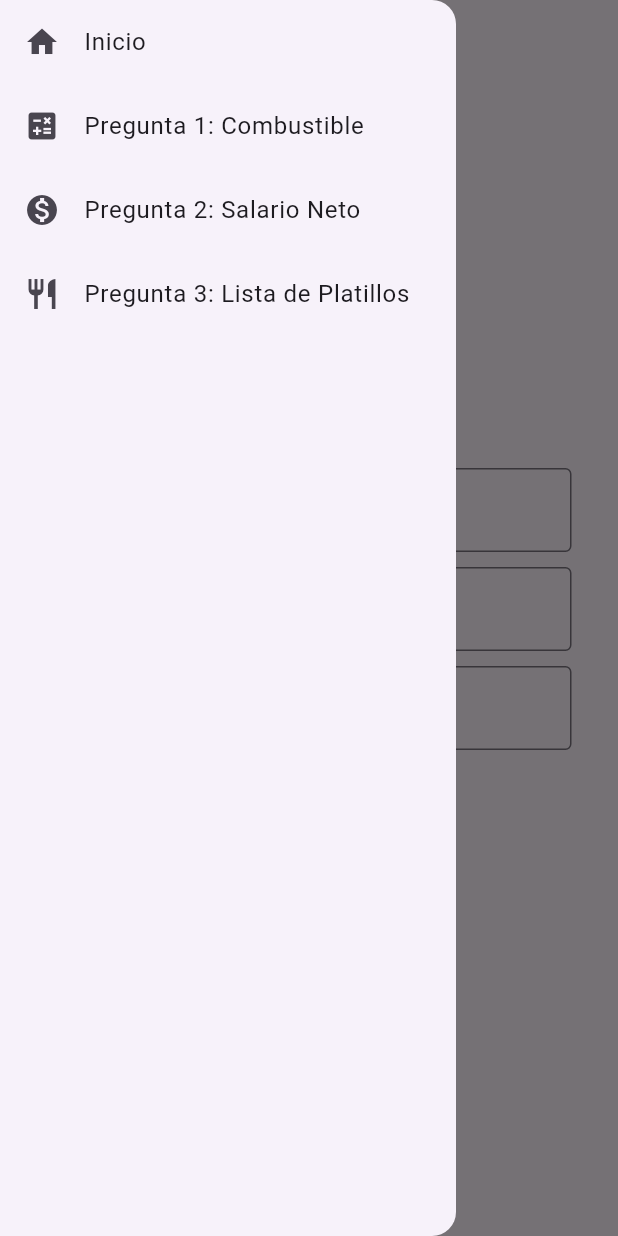
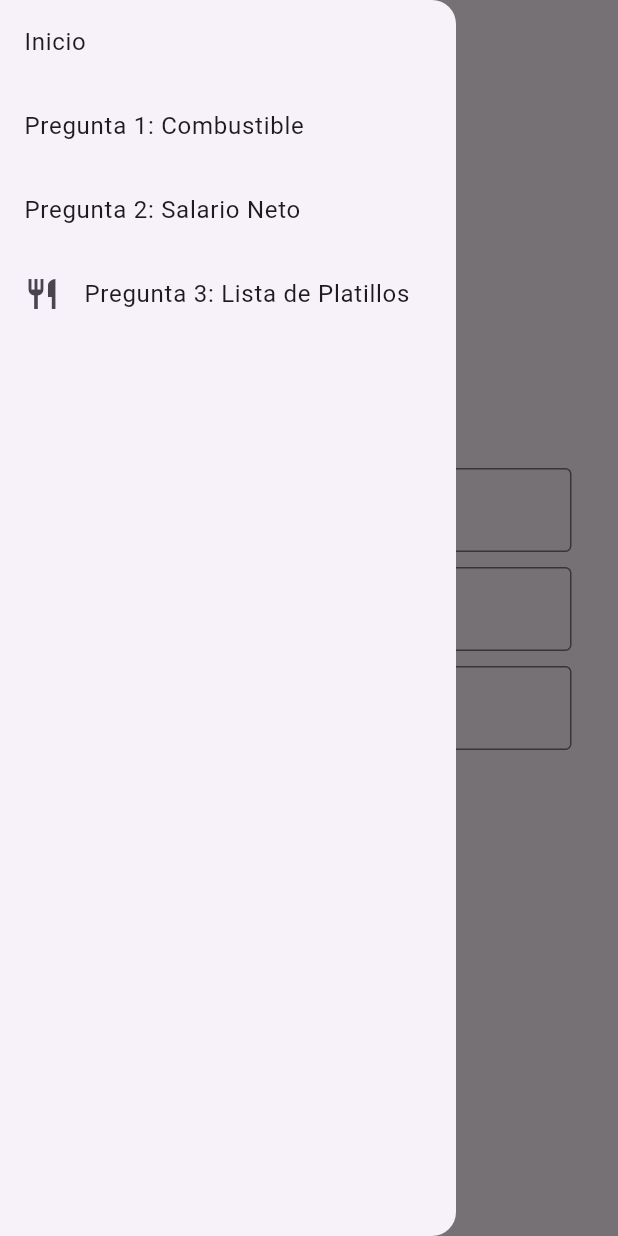
Before and after one commit to EduTama123/Prueba1MovilesIII, a Flutter app: the Pagina1 screen opened directly, with the side drawer open, on a phone screen of 412 x 824 dp. Run offline on Flutter 3.47's test engine with Material 3 defaults, Android fonts, the phone set to English and light mode, and no system bars; network calls fail.

```diff
--- a/lib/navigations/Navegador.dart
+++ b/lib/navigations/Navegador.dart
@@ -12,12 +12,10 @@ class MiDrawer extends StatelessWidget {
       child: ListView(
         children: [
           ListTile(
-            leading: const Icon(Icons.home),
             title: const Text("Inicio"),
             onTap: () => Navigator.pop(context),
           ),
           ListTile(
-            leading: const Icon(Icons.calculate),
             title: const Text("Pregunta 1: Combustible"),
             onTap: () => Navigator.push(
               context,
@@ -25,7 +23,6 @@ class MiDrawer extends StatelessWidget {
             ),
           ),
           ListTile(
-            leading: const Icon(Icons.monetization_on),
             title: const Text("Pregunta 2: Salario Neto"),
             onTap: () => Navigator.push(
               context,
```
Also changed, not shown: lib/screens/Pagina3.dart (+29 -2 lines).
